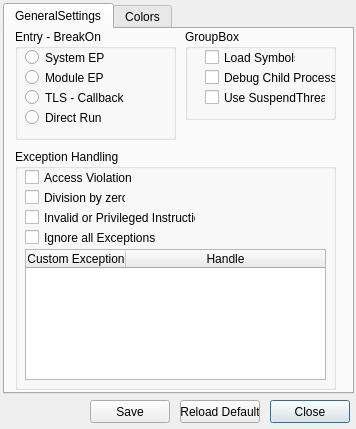
First picture: the form in qtNanomite/qtDLGOption.ui, repository zer0fl4g/Nanomite, before the edit.
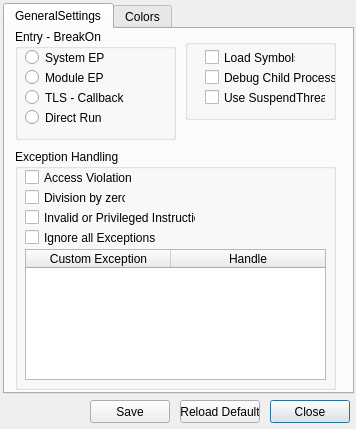
Second picture: the form after the edit. Icons and pictures are not drawn.

Commit message: + fixed a bug in options which didn´t save the correct settings + fixed display of exceptions if no symbols have been found + improvements on AttachDlg + added cleanup on debugge termination

```diff
--- a/qtNanomite/qtDLGOption.ui
+++ b/qtNanomite/qtDLGOption.ui
@@ -79,7 +79,10 @@
        <bool>true</bool>
       </attribute>
       <attribute name="horizontalHeaderDefaultSectionSize">
-       <number>100</number>
+       <number>145</number>
+      </attribute>
+      <attribute name="horizontalHeaderMinimumSectionSize">
+       <number>145</number>
       </attribute>
       <attribute name="horizontalHeaderStretchLastSection">
        <bool>true</bool>
@@ -87,6 +90,9 @@
       <attribute name="verticalHeaderVisible">
        <bool>false</bool>
       </attribute>
+      <attribute name="verticalHeaderDefaultSectionSize">
+       <number>15</number>
+      </attribute>
       <attribute name="verticalHeaderMinimumSectionSize">
        <number>15</number>
       </attribute>
@@ -277,9 +283,9 @@
      <property name="geometry">
       <rect>
        <x>180</x>
-       <y>0</y>
+       <y>10</y>
        <width>151</width>
-       <height>91</height>
+       <height>81</height>
       </rect>
      </property>
      <property name="sizePolicy">
@@ -289,13 +295,13 @@
       </sizepolicy>
      </property>
      <property name="title">
-      <string>GroupBox</string>
+      <string/>
      </property>
      <widget class="QCheckBox" name="cbLoadSym">
       <property name="geometry">
        <rect>
         <x>20</x>
-        <y>20</y>
+        <y>10</y>
         <width>91</width>
         <height>17</height>
        </rect>
@@ -314,7 +320,7 @@
       <property name="geometry">
        <rect>
         <x>20</x>
-        <y>40</y>
+        <y>30</y>
         <width>131</width>
         <height>17</height>
        </rect>
@@ -333,7 +339,7 @@
       <property name="geometry">
        <rect>
         <x>20</x>
-        <y>60</y>
+        <y>50</y>
         <width>121</width>
         <height>17</height>
        </rect>
```
The commit also changes 14 other files.
